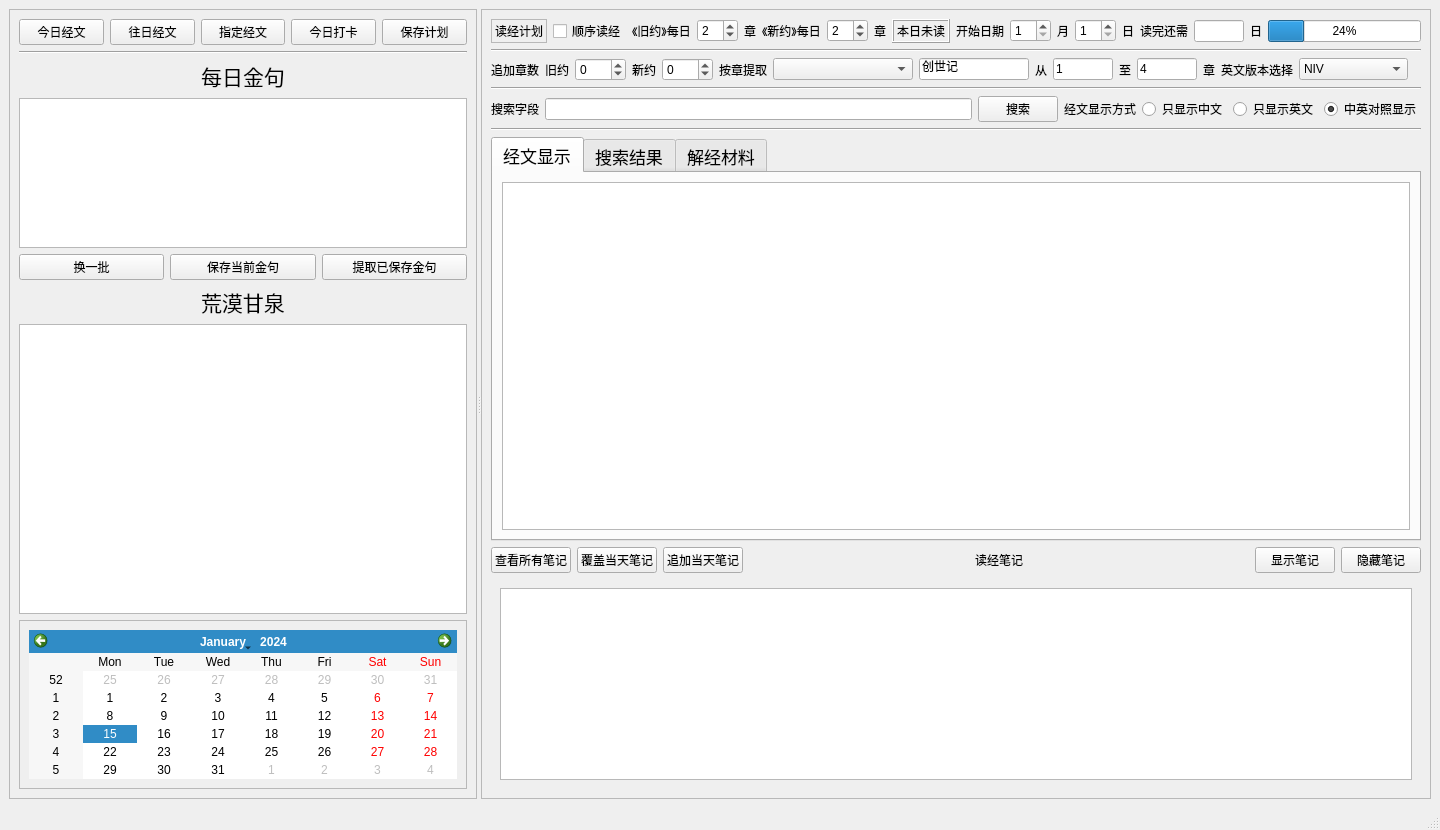
This is ui_bible_reading_reminder_new2.ui in jackey-qiu/Bible_Reader as Qt 5 draws it before an edit. The edited form follows.
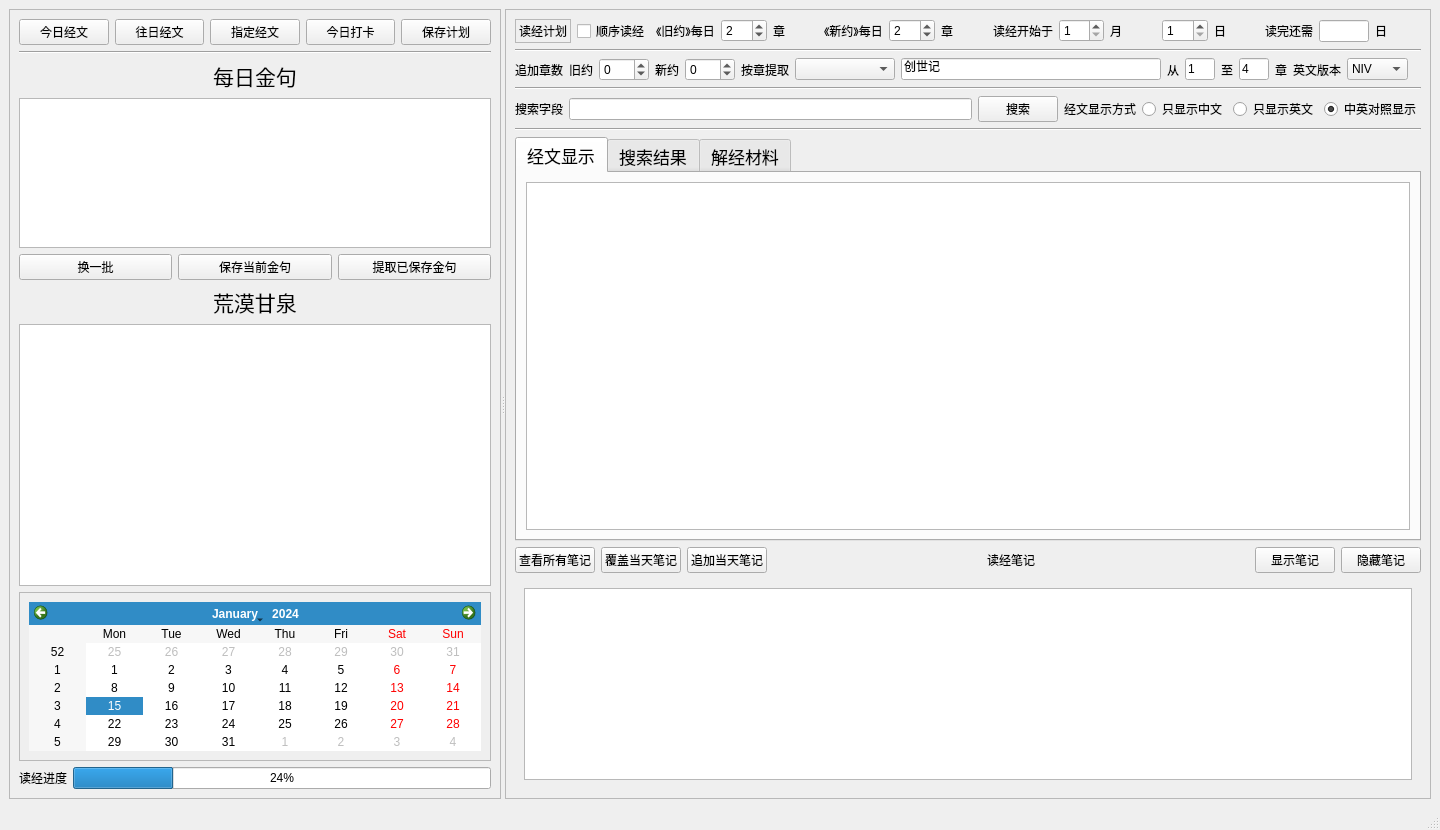
This is the edited form. The open tabs and pages were chosen to show the change.

Commit message: better ui layout now

```diff
--- a/ui_bible_reading_reminder_new2.ui
+++ b/ui_bible_reading_reminder_new2.ui
@@ -229,6 +229,24 @@
           </layout>
          </widget>
         </item>
+        <item>
+         <layout class="QHBoxLayout" name="horizontalLayout_15">
+          <item>
+           <widget class="QLabel" name="label_27">
+            <property name="text">
+             <string>读经进度</string>
+            </property>
+           </widget>
+          </item>
+          <item>
+           <widget class="QProgressBar" name="progressBar">
+            <property name="value">
+             <number>24</number>
+            </property>
+           </widget>
+          </item>
+         </layout>
+        </item>
        </layout>
       </widget>
       <widget class="QFrame" name="frame_2">
@@ -321,32 +339,10 @@
             </property>
            </widget>
           </item>
-          <item>
-           <widget class="QLabel" name="label_check">
-            <property name="sizePolicy">
-             <sizepolicy hsizetype="Preferred" vsizetype="Preferred">
-              <horstretch>0</horstretch>
-              <verstretch>0</verstretch>
-             </sizepolicy>
-            </property>
-            <property name="frameShape">
-             <enum>QFrame::Box</enum>
-            </property>
-            <property name="frameShadow">
-             <enum>QFrame::Raised</enum>
-            </property>
-            <property name="text">
-             <string>本日未读</string>
-            </property>
-            <property name="wordWrap">
-             <bool>true</bool>
-            </property>
-           </widget>
-          </item>
           <item>
            <widget class="QLabel" name="label_4">
             <property name="text">
-             <string>开始日期</string>
+             <string>读经开始于</string>
             </property>
            </widget>
           </item>
@@ -414,13 +410,6 @@
             </property>
            </widget>
           </item>
-          <item>
-           <widget class="QProgressBar" name="progressBar">
-            <property name="value">
-             <number>24</number>
-            </property>
-           </widget>
-          </item>
          </layout>
         </item>
         <item>
@@ -448,6 +437,18 @@
           </item>
           <item>
            <widget class="QSpinBox" name="spinBox_more_old">
+            <property name="sizePolicy">
+             <sizepolicy hsizetype="Fixed" vsizetype="Fixed">
+              <horstretch>0</horstretch>
+              <verstretch>0</verstretch>
+             </sizepolicy>
+            </property>
+            <property name="maximumSize">
+             <size>
+              <width>50</width>
+              <height>16777215</height>
+             </size>
+            </property>
             <property name="minimum">
              <number>-100</number>
             </property>
@@ -462,6 +463,18 @@
           </item>
           <item>
            <widget class="QSpinBox" name="spinBox_more_new">
+            <property name="sizePolicy">
+             <sizepolicy hsizetype="Fixed" vsizetype="Fixed">
+              <horstretch>0</horstretch>
+              <verstretch>0</verstretch>
+             </sizepolicy>
+            </property>
+            <property name="maximumSize">
+             <size>
+              <width>50</width>
+              <height>16777215</height>
+             </size>
+            </property>
             <property name="minimum">
              <number>-100</number>
             </property>
@@ -476,9 +489,15 @@
           </item>
           <item>
            <widget class="QComboBox" name="comboBox_book">
+            <property name="sizePolicy">
+             <sizepolicy hsizetype="Fixed" vsizetype="Fixed">
+              <horstretch>0</horstretch>
+              <verstretch>0</verstretch>
+             </sizepolicy>
+            </property>
             <property name="minimumSize">
              <size>
-              <width>140</width>
+              <width>100</width>
               <height>0</height>
              </size>
             </property>
@@ -508,7 +527,7 @@
             </property>
             <property name="maximumSize">
              <size>
-              <width>60</width>
+              <width>30</width>
               <height>16777215</height>
              </size>
             </property>
@@ -534,7 +553,7 @@
             </property>
             <property name="maximumSize">
              <size>
-              <width>60</width>
+              <width>30</width>
               <height>16777215</height>
              </size>
             </property>
@@ -553,14 +572,14 @@
           <item>
            <widget class="QLabel" name="label_20">
             <property name="text">
-             <string>英文版本选择</string>
+             <string>英文版本</string>
             </property>
            </widget>
           </item>
           <item>
            <widget class="QComboBox" name="comboBox_bible_version">
             <property name="sizePolicy">
-             <sizepolicy hsizetype="Expanding" vsizetype="Fixed">
+             <sizepolicy hsizetype="Fixed" vsizetype="Fixed">
               <horstretch>0</horstretch>
               <verstretch>0</verstretch>
              </sizepolicy>
```
Left out of the diff: 2 changed lines with no effect on the pictures. The commit also changes 5 other files.
